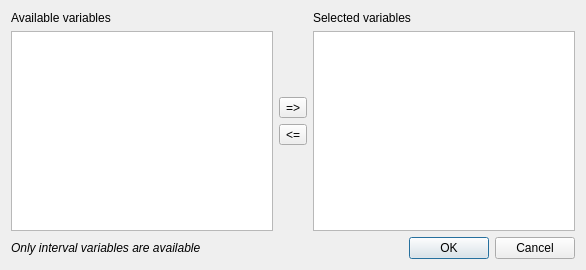
Old version of the form cogstat/ui/filter_outlier.ui in the repository cogstat/cogstat.
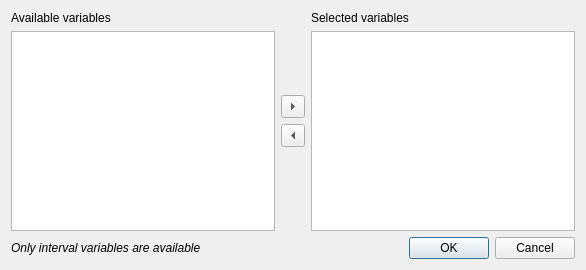
New version of the form.

The edit to the form file:
```diff
--- a/cogstat/ui/filter_outlier.ui
+++ b/cogstat/ui/filter_outlier.ui
@@ -52,15 +52,15 @@
      </item>
      <item>
       <widget class="QToolButton" name="addVar">
-       <property name="text">
-        <string>=&gt;</string>
+       <property name="arrowType">
+        <enum>Qt::RightArrow</enum>
        </property>
       </widget>
      </item>
      <item>
       <widget class="QToolButton" name="removeVar">
-       <property name="text">
-        <string>&lt;=</string>
+       <property name="arrowType">
+        <enum>Qt::LeftArrow</enum>
        </property>
       </widget>
      </item>
```
